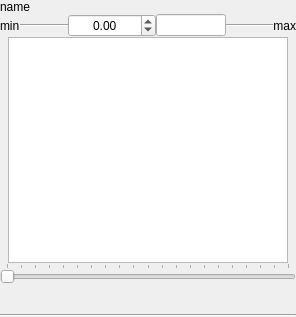
Above: qtfuzzylite/ui/Viewer.ui from fuzzylite/fuzzylite before the change. Below: the same form after it.
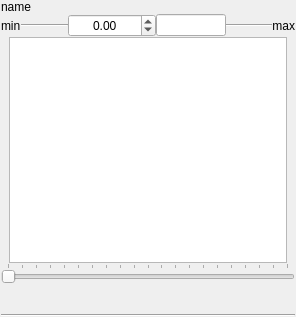
That is the form after the change.

Patch:
```diff
--- a/qtfuzzylite/ui/Viewer.ui
+++ b/qtfuzzylite/ui/Viewer.ui
@@ -23,7 +23,16 @@
    <property name="spacing">
     <number>0</number>
    </property>
-   <property name="margin">
+   <property name="leftMargin">
+    <number>1</number>
+   </property>
+   <property name="topMargin">
+    <number>0</number>
+   </property>
+   <property name="rightMargin">
+    <number>1</number>
+   </property>
+   <property name="bottomMargin">
     <number>0</number>
    </property>
    <item>
```
